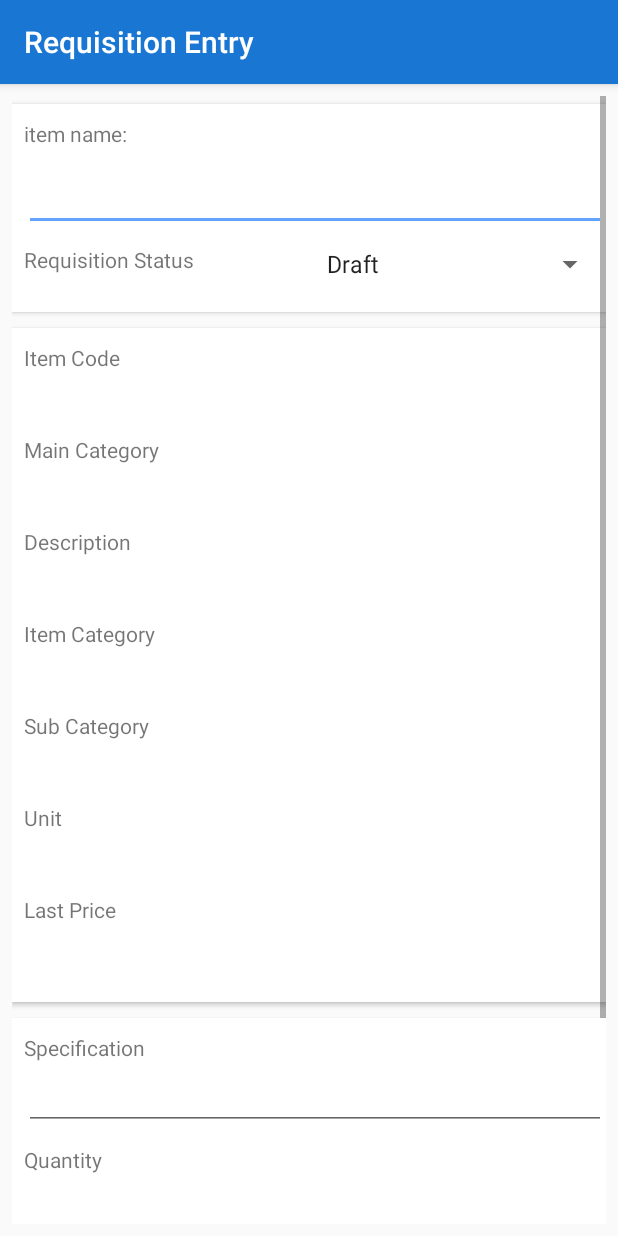
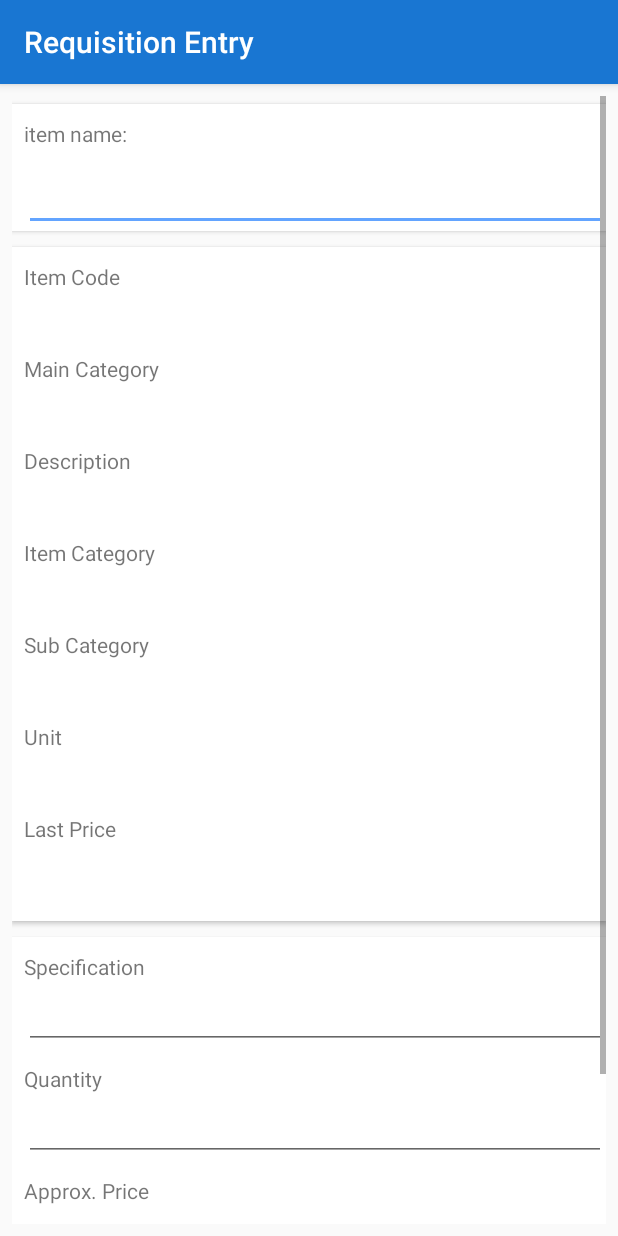
Before and after one commit to isratnishi/dostavi, an Android app: the RequisitionEntryActivity2 screen opened directly, with no data from a screen before it, on a phone screen of 412 x 824 dp. Run offline under Robolectric (Android 15) with nearby library versions, the phone set to English and light mode, and no system bars; our stand-ins replace Volley; libraries missing offline, so code that uses them is left out: es.dmoral.toasty; network calls fail; Roboto replaces fonts that are not available here; 1 statement that could not run was skipped.

Commit message:
data related almost all bug fixed

```diff
--- a/app/src/main/java/com/example/opus/RequisitionApproval/RequisitionApproveActivity4.java
+++ b/app/src/main/java/com/example/opus/RequisitionApproval/RequisitionApproveActivity4.java
@@ -128,7 +128,7 @@ public class RequisitionApproveActivity4 extends AppCompatActivity {
 
                 Intent intent = new Intent(RequisitionApproveActivity4.this, RequisitionApproveActivity.class);
                 intent.addFlags(Intent.FLAG_ACTIVITY_CLEAR_TOP);
-                startActivity(intent);
+                //startActivity(intent);
 
                 //Log.d(Constants.LOGTAG, response);
             }
--- a/app/src/main/java/com/example/opus/RequisitionEntry/RequisitionEntryActivity2.java
+++ b/app/src/main/java/com/example/opus/RequisitionEntry/RequisitionEntryActivity2.java
@@ -58,7 +58,7 @@ public class RequisitionEntryActivity2 extends AppCompatActivity {
     private List<ShowItemModel> JsonItems = new ArrayList<>();
     RecyclerView recyclerView;
     ItemAdapter itemAdapter;
-    String draffOrFinal = "0";
+    private final String draffOrFinal = "1"; // Always final from android app
 
     public TextView itemCodeEditText;
     public TextView mainCategoryEditText;
@@ -70,7 +70,7 @@ public class RequisitionEntryActivity2 extends AppCompatActivity {
     public EditText specificationEditText;
     public EditText quantityEditText;
     public EditText approxPriceEditText;
-    Spinner requisitionStatusSpinner;
+    //Spinner requisitionStatusSpinner;
     Button addButton;
     public static Button saveButton;
     ProgressDialog progress;
@@ -106,19 +106,6 @@ public class RequisitionEntryActivity2 extends AppCompatActivity {
             }
         });
 
-        requisitionStatusSpinner.setOnItemSelectedListener(new AdapterView.OnItemSelectedListener() {
-            @Override
-            public void onItemSelected(AdapterView<?> parentView, View selectedItemView, int position, long id) {
-                if (position == 1)
-                    draffOrFinal = "1";
-            }
-
-            @Override
-            public void onNothingSelected(AdapterView<?> parentView) {
-            }
-
-        });
-
         addButton.setOnClickListener(new View.OnClickListener() {
             @Override
             public void onClick(View v) {
@@ -134,7 +121,7 @@ public class RequisitionEntryActivity2 extends AppCompatActivity {
 
                     ItemModel itemModel = new ItemModel();
                     itemModel.setItemName(itemNameEditText.getText().toString());
-                    itemModel.setItemCode(itemCodeEditText.getText().toString());
+                    itemModel.setItemCode(getID(itemCodeEditText.getText().toString()));
                     itemModel.setUnit(unitEditText.getText().toString());
                     itemModel.setApproxPrice(approxPriceEditText.getText().toString());
                     itemModel.setSpecification(specificationEditText.getText().toString());
@@ -146,6 +133,7 @@ public class RequisitionEntryActivity2 extends AppCompatActivity {
                     clearTexts();
                     Toasty.info(getApplicationContext(), "Item Added", Toast.LENGTH_SHORT, true).show();
                     saveButton.setVisibility(View.VISIBLE);
+                    itemNameEditText.setText("");
                 } catch (Exception e) {
                     Toasty.error(getApplicationContext(), "Invalid Quantity or Price!", Toast.LENGTH_SHORT,
                             true).show();
@@ -281,7 +269,7 @@ public class RequisitionEntryActivity2 extends AppCompatActivity {
                         saveButton.setVisibility(View.GONE);
                         Intent intent = new Intent(RequisitionEntryActivity2.this, HomeActivity.class);
                         intent.addFlags(Intent.FLAG_ACTIVITY_CLEAR_TOP);
-                        startActivity(intent);
+                        //startActivity(intent);
                     }
                 },
                 new Response.ErrorListener() {
@@ -337,7 +325,6 @@ public class RequisitionEntryActivity2 extends AppCompatActivity {
         approxPriceEditText = findViewById(R.id.approx_price_edit_text);
         specificationEditText = findViewById(R.id.specification_edit_text);
         quantityEditText = findViewById(R.id.quantity_edit_text);
-        requisitionStatusSpinner = findViewById(R.id.requisition_status_spinner);
         itemNameEditText = findViewById(R.id.item_name_edit_text);
 
         addButton = findViewById(R.id.add_button);
@@ -412,6 +399,14 @@ public class RequisitionEntryActivity2 extends AppCompatActivity {
                 });
         AppSingleton.getInstance(getApplicationContext())
                 .addToRequestQueue(stringRequest, Constants.REQUEST_TAG);
+    }
+
+    private String getID(String itemCode) {
+        for (int i = 0; i < JsonItems.size(); i++)
+            if (itemCode.equals(JsonItems.get(i).getItemCode())) {
+                return JsonItems.get(i).getID();
+            }
+        return "";
     }
 
     private void addItemsToAutoCompleteTextView() {
@@ -566,6 +561,7 @@ public class RequisitionEntryActivity2 extends AppCompatActivity {
             requisitionApprovalJsonObject.put("MaxMasterId", maxMasterId);
             requisitionApprovalJsonObject.put("UserId", requisitionModel.getUserID());
             requisitionApprovalJsonObject.put("EmailID", requisitionModel.getUserName());
+            requisitionApprovalJsonObject.put("EmpCode", requisitionModel.getEmpCode());
 
         } catch (JSONException e) {
             e.printStackTrace();
--- a/app/src/main/res/layout/activity_requistion_entry_2.xml
+++ b/app/src/main/res/layout/activity_requistion_entry_2.xml
@@ -45,33 +45,6 @@
                     android:maxLines="1"
                     android:singleLine="true"
                     android:textColor="@android:color/black" />
-
-                <LinearLayout
-                    android:layout_width="match_parent"
-                    android:layout_height="wrap_content"
-                    android:layout_marginTop="10dp"
-                    android:orientation="horizontal"
-                    android:paddingBottom="20dp">
-
-                    <TextView
-                        android:layout_width="0dp"
-                        android:layout_height="match_parent"
-                        android:layout_gravity="center"
-                        android:layout_weight="1"
-                        android:gravity="bottom"
-                        android:paddingBottom="5dp"
-                        android:text="Requisition Status"
-                        android:textSize="14sp" />
-
-                    <Spinner
-                        android:id="@+id/requisition_status_spinner"
-                        android:layout_width="0dp"
-                        android:layout_height="wrap_content"
-                        android:layout_gravity="center"
-                        android:layout_weight="1"
-                        android:entries="@array/resuisition_status"
-                        android:gravity="center" />
-                </LinearLayout>
 
             </LinearLayout>
         </android.support.v7.widget.CardView>
```
Also changed, not shown: app/src/main/java/com/example/opus/RequisitionEntry/RequisitionEntryFormActivity.java (+17 -4 lines), app/src/main/java/com/example/opus/Utils.java (added, +25 -0 lines).
